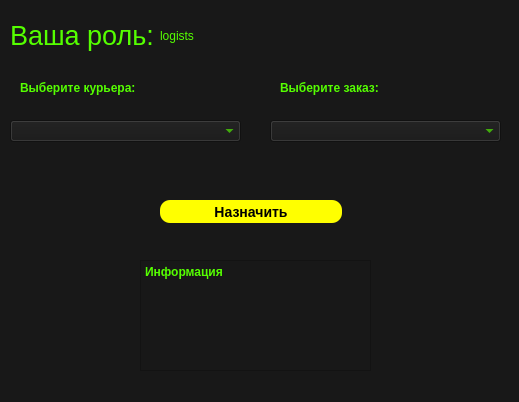
This is logists.ui in dmsrgv/dbprogram as Qt 5 draws it before an edit. The edited form follows.
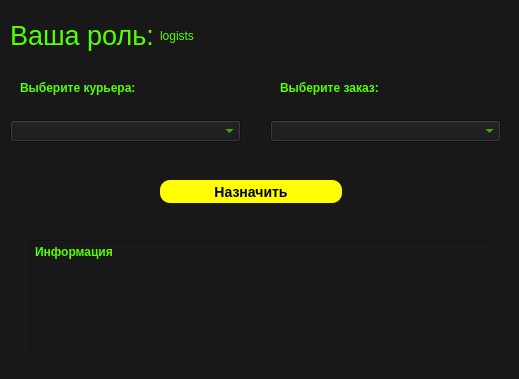
This is the edited form.

Commit message: Add window logists

Patch:
```diff
--- a/logists.ui
+++ b/logists.ui
@@ -7,7 +7,7 @@
     <x>0</x>
     <y>0</y>
     <width>519</width>
-    <height>402</height>
+    <height>379</height>
    </rect>
   </property>
   <property name="windowTitle">
@@ -78,7 +78,7 @@
    <property name="geometry">
     <rect>
      <x>160</x>
-     <y>200</y>
+     <y>180</y>
      <width>182</width>
      <height>23</height>
     </rect>
@@ -101,9 +101,9 @@
   <widget class="QPlainTextEdit" name="plainTextEdit">
    <property name="geometry">
     <rect>
-     <x>140</x>
-     <y>260</y>
-     <width>231</width>
+     <x>30</x>
+     <y>240</y>
+     <width>461</width>
      <height>111</height>
     </rect>
    </property>
```
The commit also changes 2 other files.
